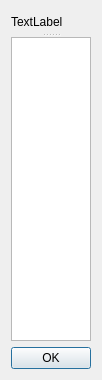
Above: source/resultsview.ui from archTk/arch-ne before the change. Below: the same form after it.
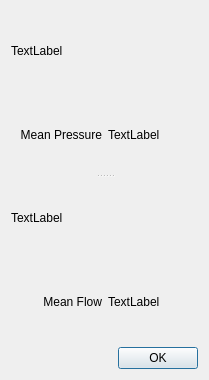
That is the form after the change.

Commit message: resultsView with pressurePic, meanP, flowPic, meanF

```diff
--- a/source/resultsview.ui
+++ b/source/resultsview.ui
@@ -6,25 +6,83 @@
    <rect>
     <x>0</x>
     <y>0</y>
-    <width>102</width>
+    <width>209</width>
     <height>380</height>
    </rect>
   </property>
   <property name="windowTitle">
    <string>Form</string>
   </property>
-  <layout class="QVBoxLayout" name="verticalLayout">
+  <layout class="QVBoxLayout" name="verticalLayout_3">
    <item>
     <widget class="QSplitter" name="splitter">
      <property name="orientation">
       <enum>Qt::Vertical</enum>
      </property>
-     <widget class="QLabel" name="resultsLabel">
-      <property name="text">
-       <string>TextLabel</string>
-      </property>
+     <widget class="QWidget" name="">
+      <layout class="QVBoxLayout" name="verticalLayout">
+       <item>
+        <widget class="QLabel" name="pressureLabel">
+         <property name="text">
+          <string>TextLabel</string>
+         </property>
+        </widget>
+       </item>
+       <item>
+        <layout class="QHBoxLayout" name="horizontalLayout">
+         <item>
+          <widget class="QLabel" name="meanPTitle">
+           <property name="text">
+            <string>Mean Pressure</string>
+           </property>
+           <property name="alignment">
+            <set>Qt::AlignRight|Qt::AlignTrailing|Qt::AlignVCenter</set>
+           </property>
+          </widget>
+         </item>
+         <item>
+          <widget class="QLabel" name="PValue">
+           <property name="text">
+            <string>TextLabel</string>
+           </property>
+          </widget>
+         </item>
+        </layout>
+       </item>
+      </layout>
      </widget>
-     <widget class="QPlainTextEdit" name="resultsEdit"/>
+     <widget class="QWidget" name="">
+      <layout class="QVBoxLayout" name="verticalLayout_2">
+       <item>
+        <widget class="QLabel" name="flowLabel">
+         <property name="text">
+          <string>TextLabel</string>
+         </property>
+        </widget>
+       </item>
+       <item>
+        <layout class="QHBoxLayout" name="horizontalLayout_2">
+         <item>
+          <widget class="QLabel" name="meanFTitle">
+           <property name="text">
+            <string>Mean Flow</string>
+           </property>
+           <property name="alignment">
+            <set>Qt::AlignRight|Qt::AlignTrailing|Qt::AlignVCenter</set>
+           </property>
+          </widget>
+         </item>
+         <item>
+          <widget class="QLabel" name="FValue">
+           <property name="text">
+            <string>TextLabel</string>
+           </property>
+          </widget>
+         </item>
+        </layout>
+       </item>
+      </layout>
+     </widget>
     </widget>
    </item>
    <item>
```
The commit also changes 6 other files.
